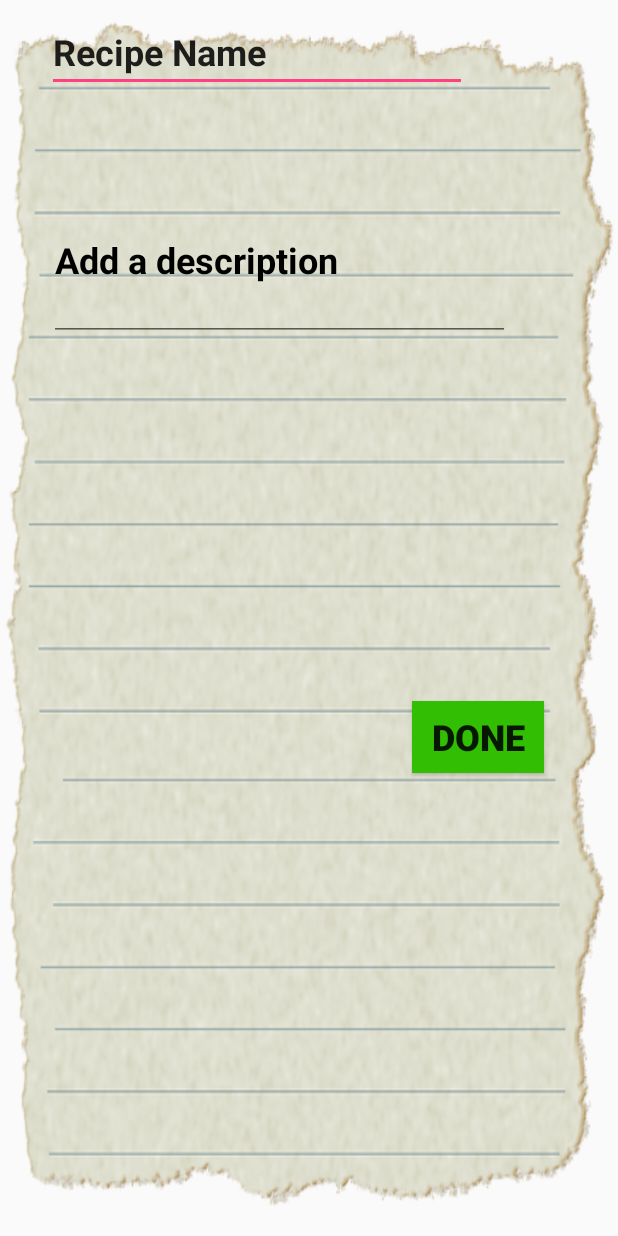
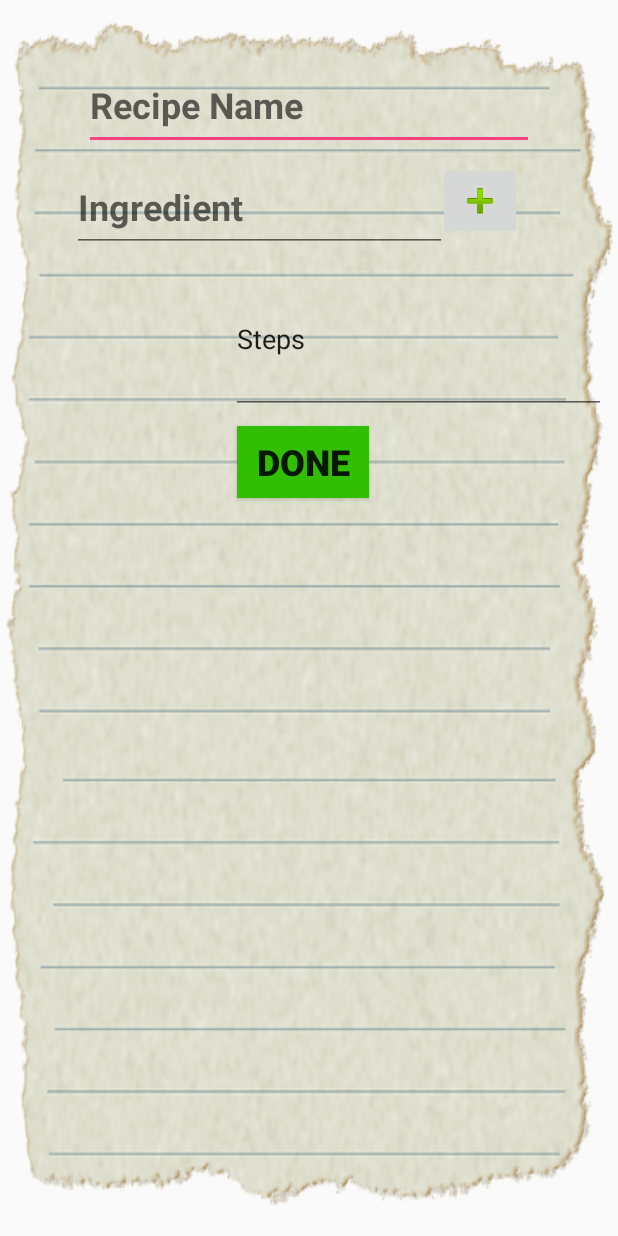
Before and after one commit to alzepeda/iFridge, an Android app: the layout recipe_add.xml on its own in the app's theme, with its tools: preview values and no code run, on a phone screen of 412 x 824 dp. Run offline under Robolectric (Android 15) with nearby library versions, the phone set to English and light mode, and no system bars.

Commit message:
Added ability to add recipes

```diff
--- a/app/src/main/res/layout/recipe_add.xml
+++ b/app/src/main/res/layout/recipe_add.xml
@@ -9,9 +9,9 @@
     android:orientation="vertical">
 
     <EditText
-        android:id="@+id/recipeNameEditText"
-        android:layout_width="wrap_content"
-        android:layout_height="wrap_content"
+        android:id="@+id/editRecipeName"
+        android:layout_width="300dp"
+        android:layout_height="60dp"
         android:layout_marginBottom="8dp"
         android:layout_marginEnd="8dp"
         android:layout_marginLeft="8dp"
@@ -19,60 +19,89 @@
         android:layout_marginStart="8dp"
         android:layout_marginTop="8dp"
         android:ems="10"
+        android:hint="Recipe Name"
         android:inputType="textPersonName"
-        android:text="Recipe Name"
         android:textSize="24sp"
         android:textStyle="bold"
         app:layout_constraintBottom_toBottomOf="parent"
         app:layout_constraintEnd_toEndOf="parent"
-        app:layout_constraintHorizontal_bias="0.204"
         app:layout_constraintStart_toStartOf="parent"
         app:layout_constraintTop_toTopOf="parent"
-        app:layout_constraintVertical_bias="0.0" />
+        app:layout_constraintVertical_bias="0.043" />
 
     <EditText
-        android:id="@+id/recipeDescriptionEditText"
-        android:layout_width="307dp"
-        android:layout_height="108dp"
-        android:layout_marginBottom="8dp"
+        android:id="@+id/editIngredients"
+        android:layout_width="250dp"
+        android:layout_height="60dp"
         android:layout_marginEnd="8dp"
         android:layout_marginLeft="8dp"
         android:layout_marginRight="8dp"
         android:layout_marginStart="8dp"
-        android:layout_marginTop="72dp"
+        android:layout_marginTop="8dp"
         android:ems="10"
         android:fontFamily="sans-serif"
-        android:hint="Add a description"
-        android:inputType="textMultiLine"
+        android:hint="Ingredient"
+        android:inputType="textPersonName"
         android:shadowColor="@android:color/black"
         android:textAppearance="@style/TextAppearance.AppCompat.Button"
         android:textColor="@android:color/black"
-        android:textColorHint="@android:color/black"
         android:textSize="24sp"
         android:textStyle="bold"
         android:typeface="normal"
         android:visibility="visible"
-        app:layout_constraintBottom_toBottomOf="parent"
         app:layout_constraintEnd_toEndOf="parent"
-        app:layout_constraintHorizontal_bias="0.278"
+        app:layout_constraintHorizontal_bias="0.276"
         app:layout_constraintStart_toStartOf="parent"
-        app:layout_constraintTop_toTopOf="parent"
-        app:layout_constraintVertical_bias="0.074" />
+        app:layout_constraintTop_toBottomOf="@+id/editRecipeName" />
 
     <Button
         android:id="@+id/add_RecipeWithDescriptionButton"
         android:layout_width="wrap_content"
         android:layout_height="wrap_content"
-        android:layout_marginBottom="8dp"
+        android:layout_marginEnd="8dp"
+        android:layout_marginRight="8dp"
         android:layout_marginTop="8dp"
         android:background="@color/dark_green"
+        android:onClick="doneEditingClicked"
         android:text="DONE"
         android:textSize="24sp"
         android:textStyle="bold"
-        app:layout_constraintBottom_toBottomOf="parent"
         app:layout_constraintEnd_toEndOf="parent"
-        app:layout_constraintHorizontal_bias="0.847"
         app:layout_constraintStart_toStartOf="parent"
-        app:layout_constraintTop_toTopOf="parent"
-        app:layout_constraintVertical_bias="0.604" />
+        app:layout_constraintTop_toBottomOf="@+id/editInstructions" />
+
+    <MultiAutoCompleteTextView
+        android:id="@+id/editInstructions"
+        android:layout_width="250dp"
+        android:layout_height="100dp"
+        android:layout_marginEnd="8dp"
+        android:layout_marginRight="8dp"
+        android:layout_marginTop="8dp"
+        android:text="Steps"
+        app:layout_constraintEnd_toEndOf="parent"
+        app:layout_constraintTop_toBottomOf="@+id/editIngredients" />
+
+    <ListView
+        android:id="@+id/ingredientsPreview"
+        android:layout_width="100dp"
+        android:layout_height="100dp"
+        android:layout_marginLeft="8dp"
+        android:layout_marginStart="8dp"
+        android:layout_marginTop="8dp"
+        android:text="TextView"
+        app:layout_constraintStart_toStartOf="parent"
+        app:layout_constraintTop_toBottomOf="@+id/editIngredients" />
+
+    <ImageButton
+        android:id="@+id/addIngredientButton"
+        android:layout_width="wrap_content"
+        android:layout_height="wrap_content"
+        android:layout_marginEnd="8dp"
+        android:layout_marginRight="8dp"
+        android:layout_marginTop="8dp"
+        android:onClick="addIngredientClicked"
+        app:layout_constraintEnd_toEndOf="@+id/editRecipeName"
+        app:layout_constraintTop_toBottomOf="@+id/editRecipeName"
+        app:srcCompat="@android:drawable/ic_input_add" />
+
 </android.support.constraint.ConstraintLayout>
```
Also changed, not shown: app/src/main/res/layout/fridge.xml (+13 -17 lines), app/src/main/res/layout/recipe.xml (+27 -51 lines), app/src/main/res/layout/activity_ingredients_in_recipe.xml (line endings or trailing spaces).
